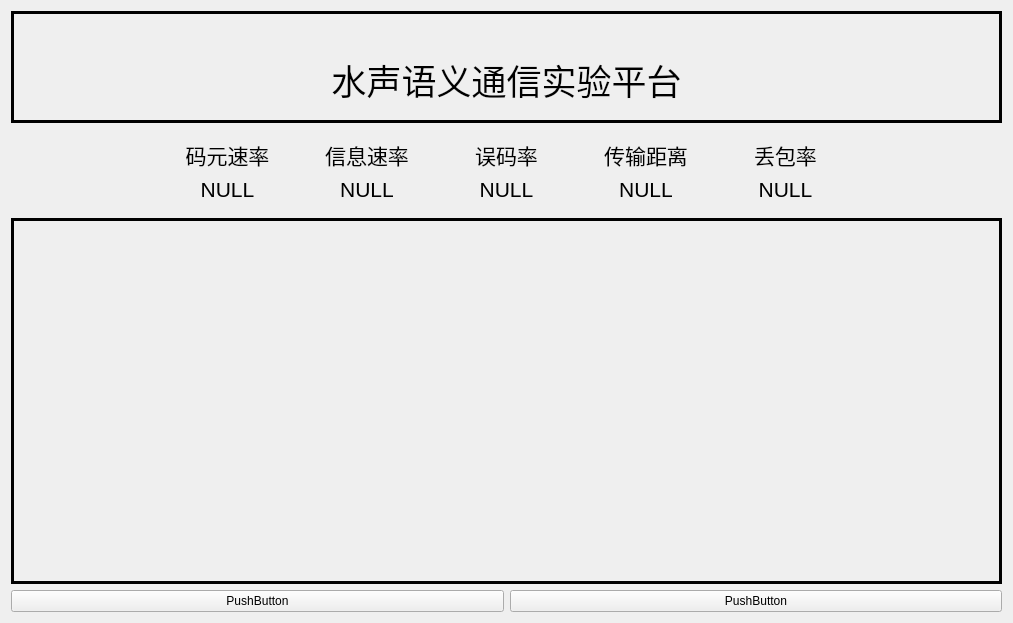
This is ui/send/send_stream_vid_tab.ui in Foxerity/pipeline as Qt 5 draws it before an edit. The edited form follows.
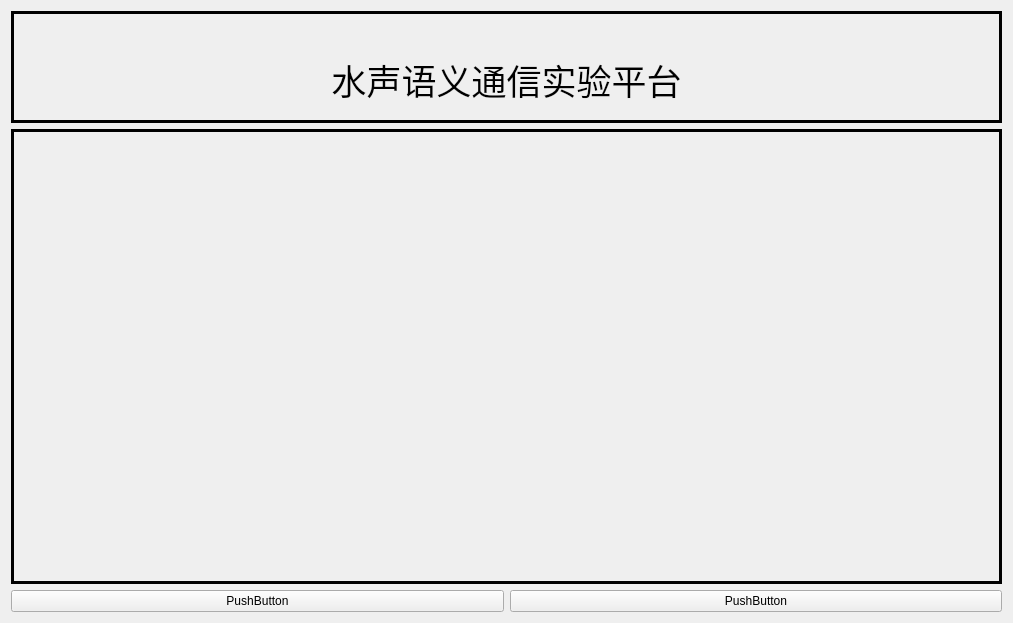
This is the edited form.

```diff
--- a/ui/send/send_stream_vid_tab.ui
+++ b/ui/send/send_stream_vid_tab.ui
@@ -47,98 +47,6 @@
        </property>
       </widget>
      </item>
-     <item>
-      <layout class="QGridLayout" name="gridLayout_5">
-       <property name="sizeConstraint">
-        <enum>QLayout::SetDefaultConstraint</enum>
-       </property>
-       <property name="leftMargin">
-        <number>150</number>
-       </property>
-       <property name="topMargin">
-        <number>10</number>
-       </property>
-       <property name="rightMargin">
-        <number>150</number>
-       </property>
-       <property name="bottomMargin">
-        <number>10</number>
-       </property>
-       <property name="verticalSpacing">
-        <number>6</number>
-       </property>
-       <item row="1" column="1">
-        <widget class="QLabel" name="value_2">
-         <property name="text">
-          <string>&lt;html&gt;&lt;head/&gt;&lt;body&gt;&lt;p align=&quot;center&quot;&gt;&lt;span style=&quot; font-size:16pt;&quot;&gt;NULL&lt;/span&gt;&lt;/p&gt;&lt;/body&gt;&lt;/html&gt;</string>
-         </property>
-        </widget>
-       </item>
-       <item row="0" column="3">
-        <widget class="QLabel" name="norm_4">
-         <property name="text">
-          <string>&lt;html&gt;&lt;head/&gt;&lt;body&gt;&lt;p align=&quot;center&quot;&gt;&lt;span style=&quot; font-size:16pt;&quot;&gt;传输距离&lt;/span&gt;&lt;/p&gt;&lt;/body&gt;&lt;/html&gt;</string>
-         </property>
-        </widget>
-       </item>
-       <item row="1" column="4">
-        <widget class="QLabel" name="value_5">
-         <property name="text">
-          <string>&lt;html&gt;&lt;head/&gt;&lt;body&gt;&lt;p align=&quot;center&quot;&gt;&lt;span style=&quot; font-size:16pt;&quot;&gt;NULL&lt;/span&gt;&lt;/p&gt;&lt;/body&gt;&lt;/html&gt;</string>
-         </property>
-        </widget>
-       </item>
-       <item row="0" column="2">
-        <widget class="QLabel" name="norm_3">
-         <property name="text">
-          <string>&lt;html&gt;&lt;head/&gt;&lt;body&gt;&lt;p align=&quot;center&quot;&gt;&lt;span style=&quot; font-size:16pt;&quot;&gt;误码率&lt;/span&gt;&lt;/p&gt;&lt;/body&gt;&lt;/html&gt;</string>
-         </property>
-        </widget>
-       </item>
-       <item row="1" column="3">
-        <widget class="QLabel" name="value_4">
-         <property name="text">
-          <string>&lt;html&gt;&lt;head/&gt;&lt;body&gt;&lt;p align=&quot;center&quot;&gt;&lt;span style=&quot; font-size:16pt;&quot;&gt;NULL&lt;/span&gt;&lt;/p&gt;&lt;/body&gt;&lt;/html&gt;</string>
-         </property>
-        </widget>
-       </item>
-       <item row="1" column="2">
-        <widget class="QLabel" name="value_3">
-         <property name="text">
-          <string>&lt;html&gt;&lt;head/&gt;&lt;body&gt;&lt;p align=&quot;center&quot;&gt;&lt;span style=&quot; font-size:16pt;&quot;&gt;NULL&lt;/span&gt;&lt;/p&gt;&lt;/body&gt;&lt;/html&gt;</string>
-         </property>
-        </widget>
-       </item>
-       <item row="1" column="0">
-        <widget class="QLabel" name="value_1">
-         <property name="text">
-          <string>&lt;html&gt;&lt;head/&gt;&lt;body&gt;&lt;p align=&quot;center&quot;&gt;&lt;span style=&quot; font-size:16pt;&quot;&gt;NULL&lt;/span&gt;&lt;/p&gt;&lt;/body&gt;&lt;/html&gt;</string>
-         </property>
-        </widget>
-       </item>
-       <item row="0" column="0">
-        <widget class="QLabel" name="norm_1">
-         <property name="text">
-          <string>&lt;html&gt;&lt;head/&gt;&lt;body&gt;&lt;p align=&quot;center&quot;&gt;&lt;span style=&quot; font-size:16pt;&quot;&gt;码元速率&lt;/span&gt;&lt;/p&gt;&lt;/body&gt;&lt;/html&gt;</string>
-         </property>
-        </widget>
-       </item>
-       <item row="0" column="4">
-        <widget class="QLabel" name="norm_5">
-         <property name="text">
-          <string>&lt;html&gt;&lt;head/&gt;&lt;body&gt;&lt;p align=&quot;center&quot;&gt;&lt;span style=&quot; font-size:16pt;&quot;&gt;丢包率&lt;/span&gt;&lt;/p&gt;&lt;/body&gt;&lt;/html&gt;</string>
-         </property>
-        </widget>
-       </item>
-       <item row="0" column="1">
-        <widget class="QLabel" name="norm_2">
-         <property name="text">
-          <string>&lt;html&gt;&lt;head/&gt;&lt;body&gt;&lt;p align=&quot;center&quot;&gt;&lt;span style=&quot; font-size:16pt;&quot;&gt;信息速率&lt;/span&gt;&lt;/p&gt;&lt;/body&gt;&lt;/html&gt;</string>
-         </property>
-        </widget>
-       </item>
-      </layout>
-     </item>
      <item>
       <widget class="QFrame" name="show_frame_3">
        <property name="sizePolicy">
```
